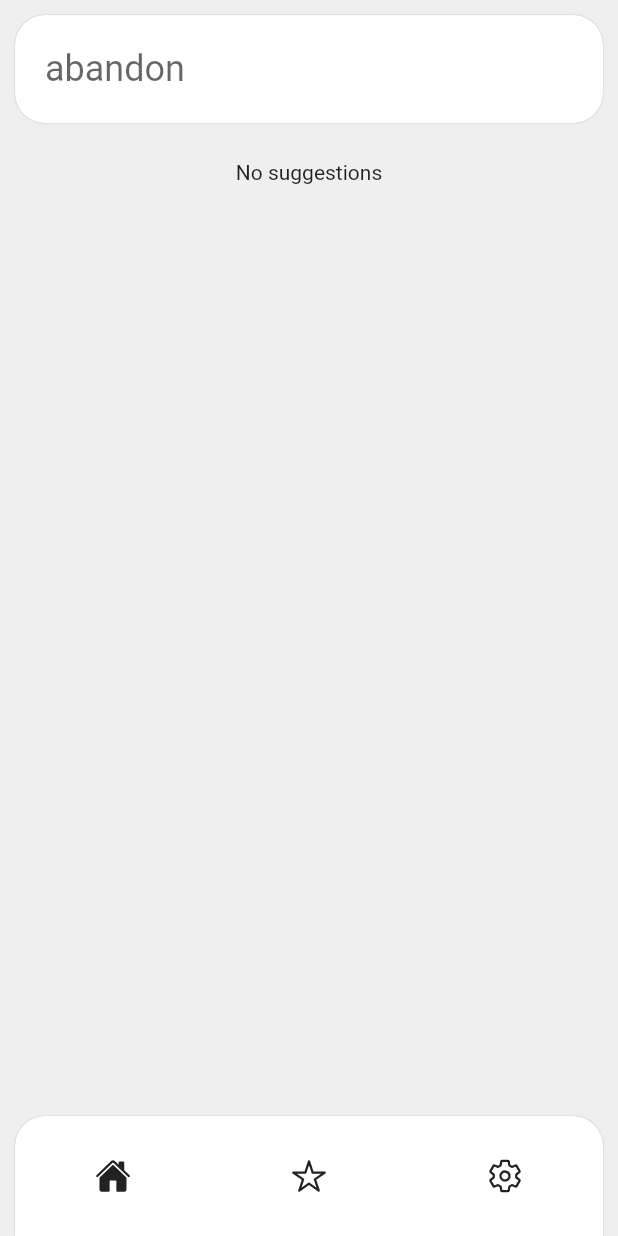
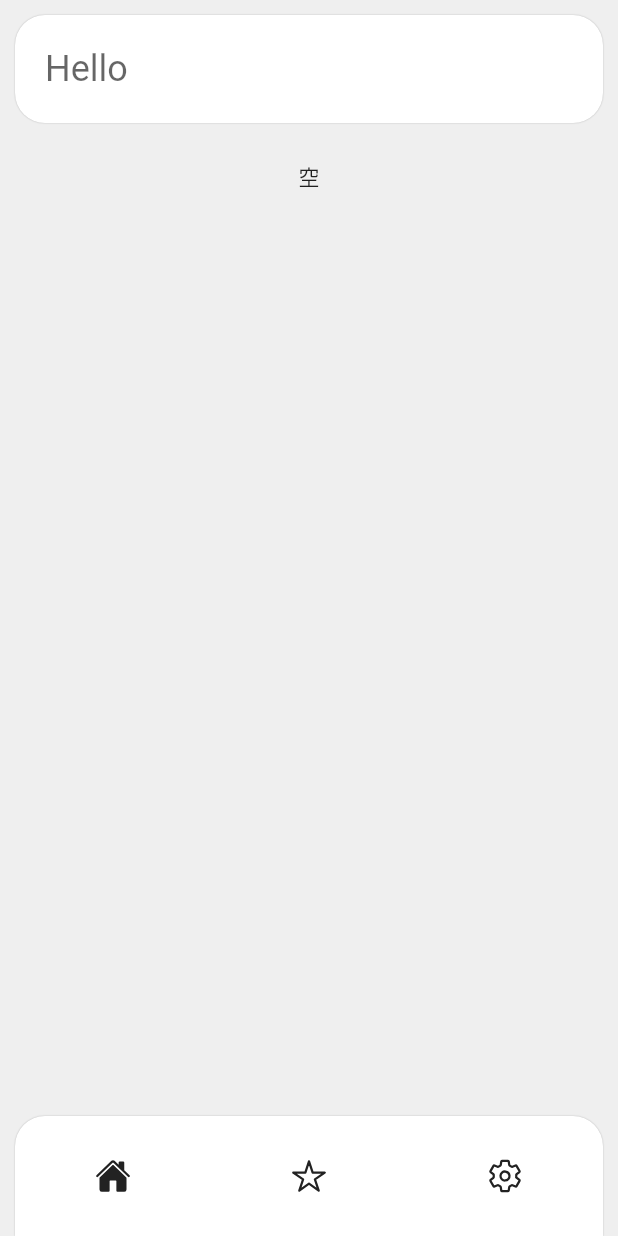
Before and after one commit to wxxxcxx/dictionary, a Flutter app: the screen it shows after launch, on a phone screen of 412 x 824 dp. Run offline on Flutter 3.47's test engine with Material 2 defaults, Android fonts, the phone set to English and light mode, and no system bars; our stand-ins replace ionicons; missing offline and left inert: hotkey_manager, kplayer, screen_text_extractor, window_manager.

Commit message:
update ui prompt

```diff
--- a/lib/main.dart
+++ b/lib/main.dart
@@ -16,9 +16,10 @@ void main() async {
     await windowManager.ensureInitialized();
     // Use it only after calling `hiddenWindowAtLaunch`
     windowManager.waitUntilReadyToShow().then((_) async {
-      await windowManager.setTitleBarStyle(TitleBarStyle.normal);
-      // await windowManager.setAsFrameless();
+      // await windowManager.setTitleBarStyle(TitleBarStyle.hidden);
+      await windowManager.setAsFrameless();
       // await windowManager.setAlwaysOnTop(true);
+      await windowManager.setResizable(true);
       await windowManager.setBackgroundColor(Colors.transparent);
       await windowManager.center();
       await windowManager.setSize(const Size(500, 600));
--- a/lib/ui/frame/desktop_frame.dart
+++ b/lib/ui/frame/desktop_frame.dart
@@ -77,11 +77,7 @@ class _DesktopFrameState extends State<DesktopFrame> {
         ),
         child: Column(
           children: [
-            GestureDetector(
-              onPanStart: (detail) {
-                // detail.
-                windowManager.startDragging();
-              },
+            DragToMoveArea(
               child: Container(
                 color: Colors.transparent,
                 margin: const EdgeInsets.only(
--- a/lib/ui/page/stars_page.dart
+++ b/lib/ui/page/stars_page.dart
@@ -25,7 +25,7 @@ class _StarsPageState extends State<StarsPage> {
         if (snapshot.hasData) {
           if (snapshot.data!.isEmpty) {
             return const Center(
-              child: Text('No stars'),
+              child: Text('空'),
             );
           }
 
--- a/lib/ui/widget/phonetic_symbol.dart
+++ b/lib/ui/widget/phonetic_symbol.dart
@@ -24,7 +24,6 @@ class _PhoneticSymbolState extends State<PhoneticSymbol> {
     if (widget.voice != null && widget.voice!.isEmpty) {
       return;
     }
-
     player.play();
   }
 
@@ -32,7 +31,7 @@ class _PhoneticSymbolState extends State<PhoneticSymbol> {
   void initState() {
     player =
         Player.network(widget.voice, id: widget.voice.hashCode, once: false);
-    player.callback = (event) {};
+    player.callback = (event) {log('$event');};
     super.initState();
   }
   @override
--- a/lib/ui/widget/search_input.dart
+++ b/lib/ui/widget/search_input.dart
@@ -55,7 +55,7 @@ class _SearchInputState extends State<SearchInput> {
                 textInputAction: TextInputAction.search,
                 decoration: const InputDecoration(
                   border: InputBorder.none,
-                  hintText: 'abandon',
+                  hintText: 'Hello',
                 ),
                 onChanged: (text) {
                   if (_debounce?.isActive ?? false) {
--- a/lib/ui/widget/search_suggestions.dart
+++ b/lib/ui/widget/search_suggestions.dart
@@ -25,7 +25,7 @@ class _SearchSuggestionsState extends State<SearchSuggestions> {
           alignment: Alignment.topCenter,
           margin: const EdgeInsets.all(10),
           padding: const EdgeInsets.fromLTRB(20, 15, 20, 10),
-          child: const Text('No suggestions'));
+          child: const Text('空'));
     }
     return ListView.separated(
       physics: const BouncingScrollPhysics(),
--- a/pubspec.yaml
+++ b/pubspec.yaml
@@ -14,10 +14,7 @@ dependencies:
   http: ^0.13.4
   shared_preferences: ^2.0.13
   drift: ^1.5.0
-  window_manager:
-    git:
-      url: https://github.com/leanflutter/window_manager.git
-      ref: main
+  window_manager: ^0.2.1
   hotkey_manager:
     git:
       url: https://github.com/leanflutter/hotkey_manager.git
```
Also changed, not shown: pubspec.lock.
